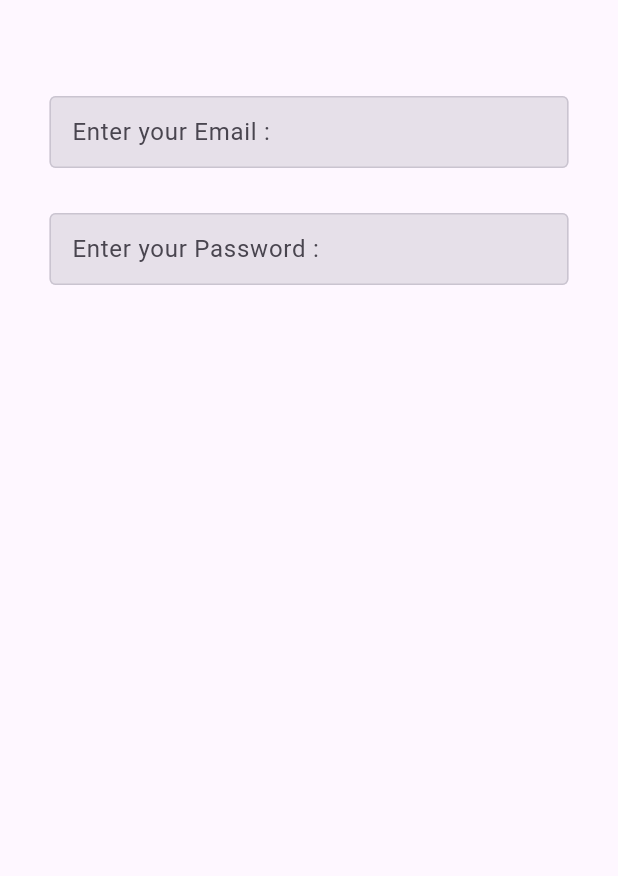
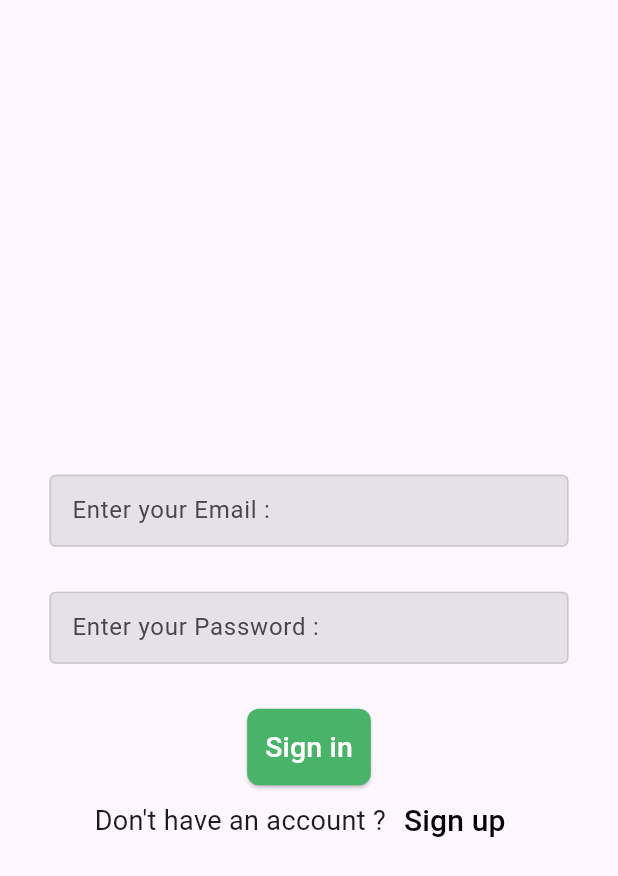
Before and after one commit to Zeina6699/Plants_Ecommerce, a Flutter app: the screen it shows after launch, on a phone screen of 412 x 824 dp. Shown: the top 876 px of the screen. Run offline on Flutter 3.47's test engine with Material 3 defaults, Android fonts, the phone set to English and light mode, and no system bars.

Commit message:
finish Login Page

```diff
--- /dev/null
+++ b/lib/constants.dart
@@ -0,0 +1,5 @@
+import 'package:flutter/material.dart';
+
+const kButtonColor=Color.fromARGB(255, 73, 179, 105);
+const KPrimaryColor=Color.fromARGB(255, 76, 141, 95);
+const Kpink=Color.fromARGB(255, 241,39, 100);
--- a/lib/screens/login_page.dart
+++ b/lib/screens/login_page.dart
@@ -1,4 +1,6 @@
 import 'package:flutter/material.dart';
+import 'package:plants_e_commerce/widgets/custom_elevated_button.dart';
+import 'package:plants_e_commerce/widgets/custom_text_button.dart';
 import 'package:plants_e_commerce/widgets/custom_text_field.dart';
 
 class LoginPage extends StatelessWidget {
@@ -6,16 +8,28 @@ class LoginPage extends StatelessWidget {
 
   @override
   Widget build(BuildContext context) {
-    return Scaffold(
+    return SafeArea(
+      child: Scaffold(
         body: Padding(
           padding: const EdgeInsets.symmetric(horizontal: 33),
           child: Column(
+            mainAxisAlignment: MainAxisAlignment.center,
             children: [
             const SizedBox(height: 64,),
              CustomTextField(hintText: 'Enter your Email :',keyboardType: TextInputType.emailAddress),
             const SizedBox(height: 30),
-          CustomTextField(hintText:'Enter your Password :',)
+            CustomTextField(hintText:'Enter your Password :',obscureText: true,)
+           , SizedBox(height: 30),
+           CustomElevatedButton(data: 'Sign in'),
+           Row(
+            mainAxisAlignment: MainAxisAlignment.center,
+            children: [
+              Text("Don't have an account ?",style: TextStyle(fontSize:18 ),),
+              CustomTextButton(data:'Sign up' ,onPressed: (){})
             ],
+           )
+            ],
+          ),
         ),
       ),
     );
--- /dev/null
+++ b/lib/widgets/custom_elevated_button.dart
@@ -0,0 +1,18 @@
+import 'package:flutter/material.dart';
+import 'package:plants_e_commerce/constants.dart';
+
+class CustomElevatedButton extends StatelessWidget {
+  const CustomElevatedButton({super.key,required this.data});
+  final String data;
+
+  @override
+  Widget build(BuildContext context) {
+    return ElevatedButton(onPressed: (){}
+    , child:Text(data,style: TextStyle(fontSize: 19,color: Colors.white),)
+    ,style:ButtonStyle(
+      backgroundColor: WidgetStatePropertyAll(kButtonColor),
+      padding: WidgetStatePropertyAll(EdgeInsets.all(12)),
+      shape: WidgetStatePropertyAll(RoundedRectangleBorder(borderRadius: BorderRadius.circular(8)))
+      )  );
+  }
+}
--- /dev/null
+++ b/lib/widgets/custom_text_button.dart
@@ -0,0 +1,14 @@
+import 'package:flutter/material.dart';
+
+class CustomTextButton extends StatelessWidget {
+  const CustomTextButton({super.key,required this.onPressed,required this.data});
+final String data;
+final void Function()? onPressed;
+
+  @override
+  Widget build(BuildContext context) {
+    return TextButton(
+      onPressed: (){},
+    child: Text(data,style: TextStyle(color: Colors.black, fontSize:20)));
+  }
+}
```
Lines whose indentation alone changed are shown as unchanged.
